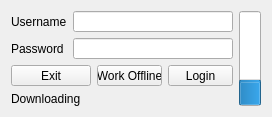
Qt form Virtual_Creator/login.ui (stefaj/gcms) before a commit.
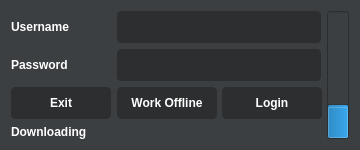
The same form after that commit. Icons and pictures are not drawn.

```diff
--- a/Virtual_Creator/login.ui
+++ b/Virtual_Creator/login.ui
@@ -6,8 +6,8 @@
    <rect>
     <x>0</x>
     <y>0</y>
-    <width>272</width>
-    <height>117</height>
+    <width>360</width>
+    <height>150</height>
    </rect>
   </property>
   <property name="minimumSize">
@@ -18,8 +18,8 @@
   </property>
   <property name="maximumSize">
    <size>
-    <width>288</width>
-    <height>126</height>
+    <width>360</width>
+    <height>150</height>
    </size>
   </property>
   <property name="baseSize">
@@ -35,19 +35,165 @@
    <iconset resource="content.qrc">
     <normaloff>:/Content/icon.png</normaloff>:/Content/icon.png</iconset>
   </property>
-  <layout class="QGridLayout" name="gridLayout_2">
-   <item row="0" column="0">
+  <property name="styleSheet">
+   <string notr="true">QWidget {
+  background: #3C3F41;
+  color: white;
+  font: bold;
+font-size: 12px;
+}
+QLineEdit{
+  background: #2D2E30;
+background-color: #2D2E30;
+border-radius: 4px;
+}
+QLineEdit:focus{
+  background: #0073C7;
+background-color: #0073C7;
+border-radius: 4px;
+}
+/* Button Styles*/
+QPushButton {
+  border: 1px solid #2D2E30;
+  background: #2D2E30;
+  color: white;
+  font: bold;
+    border-radius: 4px;
+}
+QPushButton:hover:!pressed { 
+  border: 2px solid #0073C7;
+  background: #0073C7;
+    border-radius: 4px;
+}
+QPushButton:checked { 
+  border: 2px solid #0073C7;
+  background: #0073C7;
+    border-radius: 4px;
+}
+/* Menu Bar Styles */
+QMenuBar {
+    background-color:#3C3F41;
+}
+
+QMenuBar::item {
+    spacing: 3px; /* spacing between menu bar items */
+    padding: 10px 32px 10px 32px;
+    background: transparent;
+    border-radius: 4px;
+    color: white;
+}
+
+QMenuBar::item:selected { /* when selected using mouse or keyboard */
+    background: #0073C7;
+}
+QMenuBar::item:hover:!pressed{
+  border: 2px solid #0073C7;
+  background: #0073C7;
+}
+
+QMenu::item { 
+  padding: 10px 32px 2px 20px;
+  font: 14px;
+ }
+QMenu::item:selected { 
+  background: #0073C7; 
+  border-radius: 4px;
+  color: white;
+}
+/* Spin Box Styles */
+QAbstractSpinBox {
+    background-color:#2D2E30;
+    border-radius: 4px;
+}
+QAbstractSpinBox:focus{
+  background: #0073C7;
+background-color: #0073C7;
+border-radius: 4px;
+}
+QAbstractSpinBox::up-button { 
+  border: 0px solid #2D2E30;
+}
+QAbstractSpinBox::down-button { 
+  border: 0px solid #2D2E30;
+}
+QAbstractSpinBox::up-arrow { 
+  image:url(:/Content/spin_arrow_up_white.png);
+  width:8;
+  height:8;
+  border-width: 0;
+}
+QAbstractSpinBox::down-arrow { 
+  image:url(:/Content/spin_arrow_down_white.png);
+  width:8;
+  height:8;
+  border-width: 0;
+}
+QAbstractSpinBox::up-arrow:hover:!pressed { 
+  image:url(:/Content/spin_arrow_up_blue.png);
+  width:8;
+  height:8;
+  border-width: 0;
+}
+QAbstractSpinBox::down-arrow:hover:!pressed { 
+  image:url(:/Content/spin_arrow_down_blue.png);
+  width:8;
+  height:8;
+  border-width: 0;
+}
+
+xample where the drop down button of a QComboBox appears &quot;merged&quot; with the combo box frame.
+
+QComboBox {
+    border: 1px solid gray;
+    border-radius: 3px;
+    padding: 1px 18px 1px 3px;
+    min-width: 6em;
+}
+
+QComboBox:editable {
+    background: white;
+}
+
+QComboBox:!editable, QComboBox::drop-down:editable {
+     background: qlineargradient(x1: 0, y1: 0, x2: 0, y2: 1,
+                                 stop: 0 #E1E1E1, stop: 0.4 #DDDDDD,
+                                 stop: 0.5 #D8D8D8, stop: 1.0 #D3D3D3);
+}
+
+/* QComboBox gets the &quot;on&quot; state when the popup is open */
+QComboBox:!editable:on, QComboBox::drop-down:editable:on {
+    background: qlineargradient(x1: 0, y1: 0, x2: 0, y2: 1,
+                                stop: 0 #D3D3D3, stop: 0.4 #D8D8D8,
+                                stop: 0.5 #DDDDDD, stop: 1.0 #E1E1E1);
+}
+
+QComboBox:on { /* shift the text when the popup opens */
+    padding-top: 3px;
+    padding-left: 4px;
+}
+
+QComboBox::drop-down {
+    subcontrol-origin: padding;
+    subcontrol-position: top right;
+    width: 15px;
+
+    border-left-width: 1px;
+    border-left-color: darkgray;
+    border-left-style: solid; /* just a single line */
+    border-top-right-radius: 3px; /* same radius as the QComboBox */
+    border-bottom-right-radius: 3px;
+}
+
+QComboBox::down-arrow {
+    image: url(/usr/share/icons/crystalsvg/16x16/actions/1downarrow.png);
+}
+
+QComboBox::down-arrow:on { /* shift the arrow when popup is open */
+    top: 1px;
+    left: 1px;
+}</string>
+  </property>
     <layout class="QGridLayout" name="gridLayout">
-     <item row="0" column="0">
-      <widget class="QLabel" name="label_username">
-       <property name="text">
-        <string>Username</string>
-       </property>
-      </widget>
-     </item>
-     <item row="0" column="1" colspan="3">
-      <widget class="QLineEdit" name="lineEdit_username"/>
-     </item>
      <item row="1" column="0">
       <widget class="QLabel" name="label_password">
        <property name="text">
@@ -55,42 +201,101 @@
        </property>
       </widget>
      </item>
-     <item row="1" column="1" colspan="3">
-      <widget class="QLineEdit" name="lineEdit_password">
-       <property name="placeholderText">
-        <string/>
+   <item row="0" column="0">
+    <widget class="QLabel" name="label_username">
+     <property name="text">
+      <string>Username</string>
        </property>
       </widget>
      </item>
-     <item row="2" column="0" colspan="2">
+   <item row="2" column="0">
       <widget class="QPushButton" name="pushButton_terminate">
+     <property name="minimumSize">
+      <size>
+       <width>100</width>
+       <height>32</height>
+      </size>
+     </property>
+     <property name="maximumSize">
+      <size>
+       <width>100</width>
+       <height>16777215</height>
+      </size>
+     </property>
        <property name="text">
         <string>Exit</string>
        </property>
       </widget>
      </item>
-     <item row="2" column="2">
+   <item row="2" column="1">
       <widget class="QPushButton" name="pushButton_close">
+     <property name="minimumSize">
+      <size>
+       <width>100</width>
+       <height>32</height>
+      </size>
+     </property>
+     <property name="maximumSize">
+      <size>
+       <width>100</width>
+       <height>16777215</height>
+      </size>
+     </property>
        <property name="text">
         <string>Work Offline</string>
        </property>
       </widget>
      </item>
-     <item row="2" column="3">
+   <item row="2" column="2">
       <widget class="QPushButton" name="pushButton_login">
+     <property name="minimumSize">
+      <size>
+       <width>100</width>
+       <height>32</height>
+      </size>
+     </property>
+     <property name="maximumSize">
+      <size>
+       <width>100</width>
+       <height>16777215</height>
+      </size>
+     </property>
        <property name="text">
         <string>Login</string>
        </property>
       </widget>
      </item>
-     <item row="3" column="0" colspan="4">
+   <item row="3" column="0" colspan="3">
       <widget class="QLabel" name="label_download">
        <property name="text">
         <string>Downloading</string>
        </property>
       </widget>
      </item>
-     <item row="0" column="4" rowspan="4">
+   <item row="1" column="1" colspan="2">
+    <widget class="QLineEdit" name="lineEdit_password">
+     <property name="minimumSize">
+      <size>
+       <width>32</width>
+       <height>32</height>
+      </size>
+     </property>
+     <property name="placeholderText">
+      <string/>
+     </property>
+    </widget>
+   </item>
+   <item row="0" column="1" colspan="2">
+    <widget class="QLineEdit" name="lineEdit_username">
+     <property name="minimumSize">
+      <size>
+       <width>32</width>
+       <height>32</height>
+      </size>
+     </property>
+    </widget>
+   </item>
+   <item row="0" column="3" rowspan="4">
       <widget class="QProgressBar" name="progressBar">
        <property name="value">
         <number>24</number>
@@ -108,8 +313,6 @@
         <enum>QProgressBar::TopToBottom</enum>
        </property>
       </widget>
-     </item>
-    </layout>
    </item>
   </layout>
  </widget>
```
Left out of the diff: 2 changed lines with no effect on the pictures. Lines whose indentation alone changed are shown as unchanged.
